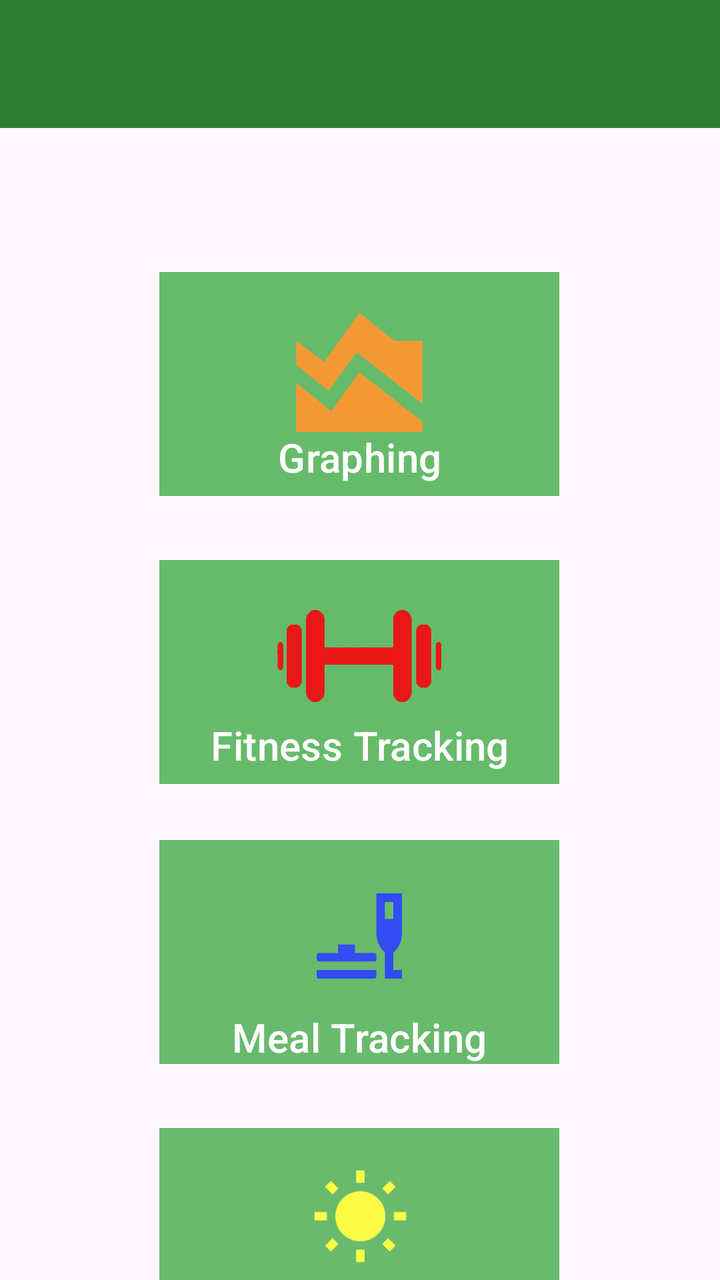
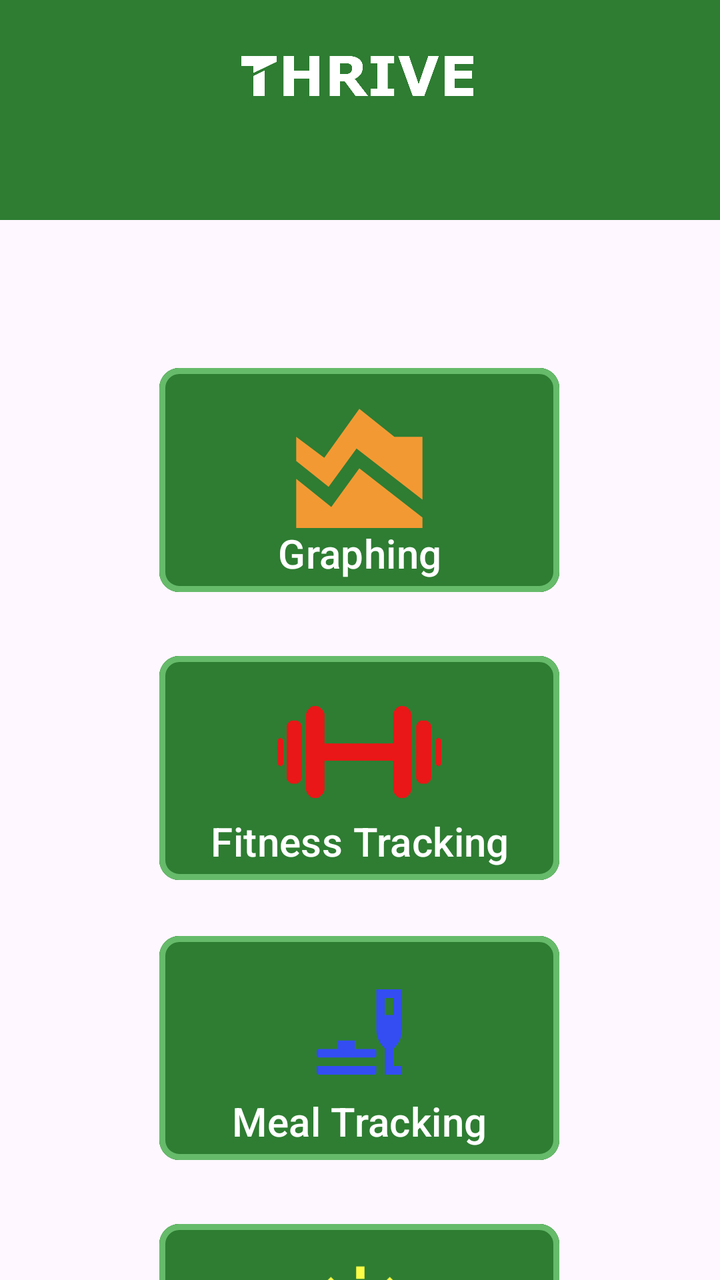

Before-and-after screenshots of an Android layout around one commit, followed by the original layout XML and the change that was made.
<!-- AndroidManifest.xml: application theme Theme.Thriveapp -->
<!-- res/layout/activity_main.xml -->
<?xml version="1.0" encoding="utf-8"?>
<androidx.constraintlayout.widget.ConstraintLayout xmlns:android="http://schemas.android.com/apk/res/android"
    xmlns:app="http://schemas.android.com/apk/res-auto"
    xmlns:tools="http://schemas.android.com/tools"
    android:id="@+id/main"
    android:layout_width="match_parent"
    android:layout_height="match_parent"
    tools:context=".MainActivity">

    

    <androidx.appcompat.widget.Toolbar
        android:id="@+id/appBar"
        android:layout_width="match_parent"
        android:layout_height="wrap_content"
        android:background="@color/primary_green"
        android:elevation="4dp"
        android:theme="@style/ThemeOverlay.AppCompat.Dark.ActionBar"
        app:layout_constraintTop_toTopOf="parent"
        app:titleTextColor="@color/button_text" />


    

    

    

    

    <Button
        android:id="@+id/fitnessTrackingButton"
        android:layout_width="200dp"
        android:layout_height="120dp"
        android:layout_marginTop="24dp"
        android:backgroundTint="@color/secondary_green"
        android:gravity="bottom|center"
        android:text="Fitness Tracking"
        android:textColor="@color/button_text"
        android:textSize="20dp"
        app:cornerRadius="0dp"
        app:layout_constraintEnd_toEndOf="parent"
        app:layout_constraintHorizontal_bias="0.497"
        app:layout_constraintStart_toStartOf="parent"
        app:layout_constraintTop_toBottomOf="@+id/GraphButton" />

    <Button
        android:id="@+id/GraphButton"
        android:layout_width="200dp"
        android:layout_height="120dp"
        android:layout_marginTop="68dp"
        android:backgroundTint="@color/secondary_green"
        android:gravity="bottom|center"
        android:text="Graphing"
        android:textColor="@color/button_text"
        android:textSize="20dp"
        app:cornerRadius="0dp"
        app:layout_constraintEnd_toEndOf="parent"
        app:layout_constraintHorizontal_bias="0.497"
        app:layout_constraintStart_toStartOf="parent"
        app:layout_constraintTop_toBottomOf="@+id/appBar" />

    <Button
        android:id="@+id/MealTrackingButton"
        android:layout_width="200dp"
        android:layout_height="120dp"
        android:layout_marginTop="20dp"
        android:backgroundTint="#69BA6D"
        android:gravity="bottom|center"
        android:paddingVertical="0dp"
        android:text="Meal Tracking"
        android:textSize="20dp"
        app:cornerRadius="0dp"
        app:layout_constraintEnd_toEndOf="parent"
        app:layout_constraintHorizontal_bias="0.497"
        app:layout_constraintStart_toStartOf="parent"
        app:layout_constraintTop_toBottomOf="@+id/fitnessTrackingButton" />

    <Button
        android:id="@+id/DailyGoalsButton"
        android:layout_width="200dp"
        android:layout_height="120dp"
        android:layout_marginTop="24dp"
        android:backgroundTint="#69BA6D"
        android:gravity="bottom|center"
        android:text="Daily Goals"
        android:textSize="20dp"
        app:cornerRadius="0dp"
        app:layout_constraintEnd_toEndOf="parent"
        app:layout_constraintHorizontal_bias="0.497"
        app:layout_constraintStart_toStartOf="parent"
        app:layout_constraintTop_toBottomOf="@+id/MealTrackingButton" />

    <ImageView
        android:id="@+id/imageView"
        android:layout_width="119dp"
        android:layout_height="80dp"
        android:layout_marginTop="8dp"
        app:layout_constraintEnd_toEndOf="@+id/DailyGoalsButton"
        app:layout_constraintHorizontal_bias="0.506"
        app:layout_constraintStart_toStartOf="@+id/DailyGoalsButton"
        app:layout_constraintTop_toTopOf="@+id/DailyGoalsButton"
        app:srcCompat="@drawable/sun_icon" />

    <ImageView
        android:id="@+id/imageView4"
        android:layout_width="82dp"
        android:layout_height="56dp"
        android:layout_marginTop="24dp"
        app:layout_constraintEnd_toEndOf="@+id/fitnessTrackingButton"
        app:layout_constraintStart_toStartOf="@+id/fitnessTrackingButton"
        app:layout_constraintTop_toTopOf="@+id/fitnessTrackingButton"
        app:srcCompat="@drawable/dumbell"
        app:tint="#E91717" />

    <ImageView
        android:id="@+id/imageView5"
        android:layout_width="98dp"
        android:layout_height="72dp"
        android:layout_marginTop="16dp"
        app:layout_constraintEnd_toEndOf="@+id/MealTrackingButton"
        app:layout_constraintStart_toStartOf="@+id/MealTrackingButton"
        app:layout_constraintTop_toTopOf="@+id/MealTrackingButton"
        app:srcCompat="@drawable/meal_tracking" />

    <ImageView
        android:id="@+id/imageView9"
        android:layout_width="wrap_content"
        android:layout_height="wrap_content"
        app:layout_constraintEnd_toEndOf="@+id/GraphButton"
        app:layout_constraintStart_toStartOf="@+id/GraphButton"
        app:layout_constraintTop_toTopOf="@+id/GraphButton"
        app:srcCompat="@drawable/graph_image_foreground" />


</androidx.constraintlayout.widget.ConstraintLayout>
<!-- resources referenced by this layout -->
<resources>
  <color name="button_text">#FFFFFF</color>
  <color name="primary_green">#2E7D32</color>
  <color name="secondary_green">#66BB6A</color>
  <!-- drawable dumbell: png bitmap (drawable, 12772 bytes) -->
  <!-- drawable graph_image_foreground (drawable) -->
  <vector xmlns:android="http://schemas.android.com/apk/res/android"
      android:width="108dp"
      android:height="108dp"
      android:viewportWidth="24"
      android:viewportHeight="24"
      android:tint="#F39933">
    <group android:scaleX="0.77918047"
        android:scaleY="0.77918047"
        android:translateX="2.6498342"
        android:translateY="3.0827122">
      <path
          android:fillColor="@android:color/white"
          android:pathData="M3,13v7h18v-1.5l-9,-7L8,17L3,13zM3,7l4,3l5,-7l5,4h4v8.97l-9.4,-7.31l-3.98,5.48L3,10.44V7z"/>
    </group>
  </vector>
  <!-- drawable meal_tracking (drawable) -->
  <vector xmlns:android="http://schemas.android.com/apk/res/android"
      android:width="108dp"
      android:height="108dp"
      android:viewportWidth="24"
      android:viewportHeight="24"
      android:tint="#334DF3">
    <group android:scaleX="0.70992"
        android:scaleY="0.70992"
        android:translateX="3.48096"
        android:translateY="3.48096">
      <path
          android:fillColor="@android:color/white"
          android:pathData="M18,8h2V4h-2V8zM15.51,22H2.49C2.22,22 2,21.78 2,21.5V20h14v1.5C16,21.78 15.78,22 15.51,22zM18,15.89l-0.4,-0.42c-1.02,-1.08 -1.6,-2.52 -1.6,-4V2h6v9.51c0,1.46 -0.54,2.87 -1.53,3.94L20,15.97V20h2v2h-4V15.89zM7,16v-2h4v2h4.5c0.28,0 0.5,0.22 0.5,0.5v1c0,0.28 -0.22,0.5 -0.5,0.5h-13C2.22,18 2,17.78 2,17.5v-1C2,16.22 2.22,16 2.5,16H7z"
          android:fillType="evenOdd"/>
    </group>
  </vector>
  <!-- drawable sun_icon (drawable) -->
  <vector xmlns:android="http://schemas.android.com/apk/res/android"
      android:width="108dp"
      android:height="108dp"
      android:viewportWidth="24"
      android:viewportHeight="24"
      android:tint="#FCFC46">
    <group android:scaleX="0.6264"
        android:scaleY="0.6264"
        android:translateX="4.4832"
        android:translateY="4.8312">
      <path
          android:fillColor="@android:color/white"
          android:pathData="M6.76,4.84l-1.8,-1.79 -1.41,1.41 1.79,1.79 1.42,-1.41zM4,10.5L1,10.5v2h3v-2zM13,0.55h-2L11,3.5h2L13,0.55zM20.45,4.46l-1.41,-1.41 -1.79,1.79 1.41,1.41 1.79,-1.79zM17.24,18.16l1.79,1.8 1.41,-1.41 -1.8,-1.79 -1.4,1.4zM20,10.5v2h3v-2h-3zM12,5.5c-3.31,0 -6,2.69 -6,6s2.69,6 6,6 6,-2.69 6,-6 -2.69,-6 -6,-6zM11,22.45h2L13,19.5h-2v2.95zM3.55,18.54l1.41,1.41 1.79,-1.8 -1.41,-1.41 -1.79,1.8z"/>
    </group>
  </vector>
  <style name="Theme.Thriveapp" parent="Base.Theme.Thriveapp" />
  <style name="Base.Theme.Thriveapp" parent="Theme.Material3.DayNight.NoActionBar">
          
          
      </style>
</resources>

<!-- the commit's change to res/layout/activity_main.xml (unified diff, before → after) -->
@@ -8,16 +8,29 @@
     tools:context=".MainActivity">
 
     
+    <View
+        android:id="@+id/topBackground"
+        android:layout_width="0dp"
+        android:layout_height="110dp"
+        android:background="@color/primary_green"
+        app:layout_constraintTop_toTopOf="parent"
+        app:layout_constraintStart_toStartOf="parent"
+        app:layout_constraintEnd_toEndOf="parent" />
 
-    <androidx.appcompat.widget.Toolbar
-        android:id="@+id/appBar"
-        android:layout_width="match_parent"
-        android:layout_height="wrap_content"
-        android:background="@color/primary_green"
-        android:elevation="4dp"
-        android:theme="@style/ThemeOverlay.AppCompat.Dark.ActionBar"
-        app:layout_constraintTop_toTopOf="parent"
-        app:titleTextColor="@color/button_text" />
+    
+
+    
+    <ImageView
+        android:id="@+id/thriveLogo"
+        android:layout_width="120dp"
+        android:layout_height="20dp"
+        android:layout_marginTop="28dp"
+        android:contentDescription="THRIVE Logo"
+        android:src="@drawable/thrive_logo_thrive_white"
+        app:layout_constraintEnd_toEndOf="parent"
+        app:layout_constraintHorizontal_bias="0.495"
+        app:layout_constraintStart_toStartOf="parent"
+        app:layout_constraintTop_toTopOf="parent" />
 
 
     
@@ -28,17 +41,31 @@
 
     
 
+    <androidx.appcompat.widget.Toolbar
+        android:id="@+id/appBar"
+        android:layout_width="0dp"
+        android:layout_height="?attr/actionBarSize"
+        android:elevation="4dp"
+        android:theme="@style/ThemeOverlay.AppCompat.Dark.ActionBar"
+        app:layout_constraintEnd_toEndOf="parent"
+        app:layout_constraintHorizontal_bias="0.0"
+        app:layout_constraintStart_toStartOf="parent"
+        app:layout_constraintTop_toBottomOf="@id/thriveLogo" />
+
     <Button
         android:id="@+id/fitnessTrackingButton"
         android:layout_width="200dp"
         android:layout_height="120dp"
         android:layout_marginTop="24dp"
-        android:backgroundTint="@color/secondary_green"
+        android:backgroundTint="@color/primary_green"
         android:gravity="bottom|center"
         android:text="Fitness Tracking"
         android:textColor="@color/button_text"
         android:textSize="20dp"
-        app:cornerRadius="0dp"
+        android:elevation="12dp"
+        app:strokeColor="@color/secondary_green"
+        app:strokeWidth="3dp"
+        app:cornerRadius="10dp"
         app:layout_constraintEnd_toEndOf="parent"
         app:layout_constraintHorizontal_bias="0.497"
         app:layout_constraintStart_toStartOf="parent"
@@ -49,12 +76,15 @@
         android:layout_width="200dp"
         android:layout_height="120dp"
         android:layout_marginTop="68dp"
-        android:backgroundTint="@color/secondary_green"
+        android:backgroundTint="@color/primary_green"
         android:gravity="bottom|center"
         android:text="Graphing"
         android:textColor="@color/button_text"
         android:textSize="20dp"
-        app:cornerRadius="0dp"
+        android:elevation="12dp"
+        app:strokeColor="@color/secondary_green"
+        app:strokeWidth="3dp"
+        app:cornerRadius="10dp"
         app:layout_constraintEnd_toEndOf="parent"
         app:layout_constraintHorizontal_bias="0.497"
         app:layout_constraintStart_toStartOf="parent"
@@ -65,12 +95,14 @@
         android:layout_width="200dp"
         android:layout_height="120dp"
         android:layout_marginTop="20dp"
-        android:backgroundTint="#69BA6D"
+        android:backgroundTint="@color/primary_green"
         android:gravity="bottom|center"
-        android:paddingVertical="0dp"
         android:text="Meal Tracking"
         android:textSize="20dp"
-        app:cornerRadius="0dp"
+        android:elevation="12dp"
+        app:strokeColor="@color/secondary_green"
+        app:strokeWidth="3dp"
+        app:cornerRadius="10dp"
         app:layout_constraintEnd_toEndOf="parent"
         app:layout_constraintHorizontal_bias="0.497"
         app:layout_constraintStart_toStartOf="parent"
@@ -81,11 +113,14 @@
         android:layout_width="200dp"
         android:layout_height="120dp"
         android:layout_marginTop="24dp"
-        android:backgroundTint="#69BA6D"
+        android:backgroundTint="@color/primary_green"
         android:gravity="bottom|center"
         android:text="Daily Goals"
         android:textSize="20dp"
-        app:cornerRadius="0dp"
+        android:elevation="12dp"
+        app:strokeColor="@color/secondary_green"
+        app:strokeWidth="3dp"
+        app:cornerRadius="10dp"
         app:layout_constraintEnd_toEndOf="parent"
         app:layout_constraintHorizontal_bias="0.497"
         app:layout_constraintStart_toStartOf="parent"
<!-- resource entries referenced after the edit -->
@@ -53,6 +53,7 @@
           android:pathData="M6.76,4.84l-1.8,-1.79 -1.41,1.41 1.79,1.79 1.42,-1.41zM4,10.5L1,10.5v2h3v-2zM13,0.55h-2L11,3.5h2L13,0.55zM20.45,4.46l-1.41,-1.41 -1.79,1.79 1.41,1.41 1.79,-1.79zM17.24,18.16l1.79,1.8 1.41,-1.41 -1.8,-1.79 -1.4,1.4zM20,10.5v2h3v-2h-3zM12,5.5c-3.31,0 -6,2.69 -6,6s2.69,6 6,6 6,-2.69 6,-6 -2.69,-6 -6,-6zM11,22.45h2L13,19.5h-2v2.95zM3.55,18.54l1.41,1.41 1.79,-1.8 -1.41,-1.41 -1.79,1.8z"/>
     </group>
   </vector>
+  <!-- drawable thrive_logo_thrive_white: png bitmap (drawable, 35669 bytes) -->
   <style name="Theme.Thriveapp" parent="Base.Theme.Thriveapp" />
   <style name="Base.Theme.Thriveapp" parent="Theme.Material3.DayNight.NoActionBar">
           
